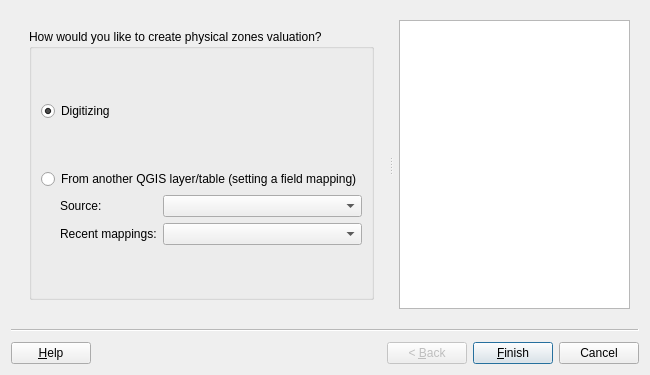
Above: asistente_ladm_col/ui/wiz_create_physical_zone_valuation.ui from SwissTierrasColombia/Asistente-LADM-COL before the change. Below: the same form after it.
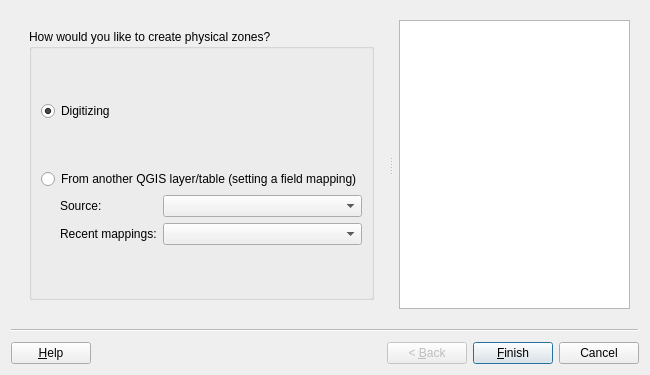
That is the form after the change. Custom widgets are drawn as their Qt base class.

What changed in the file:
```diff
--- a/asistente_ladm_col/ui/wiz_create_physical_zone_valuation.ui
+++ b/asistente_ladm_col/ui/wiz_create_physical_zone_valuation.ui
@@ -64,7 +64,7 @@
         <item row="0" column="0">
          <widget class="QGroupBox" name="gbx_page_1">
           <property name="title">
-           <string>How would you like to create physical zones valuation?</string>
+           <string>How would you like to create physical zones?</string>
           </property>
           <layout class="QGridLayout" name="gridLayout_3">
            <item row="4" column="1">
```
Left out of the diff: 17 changed lines with no effect on the pictures.
